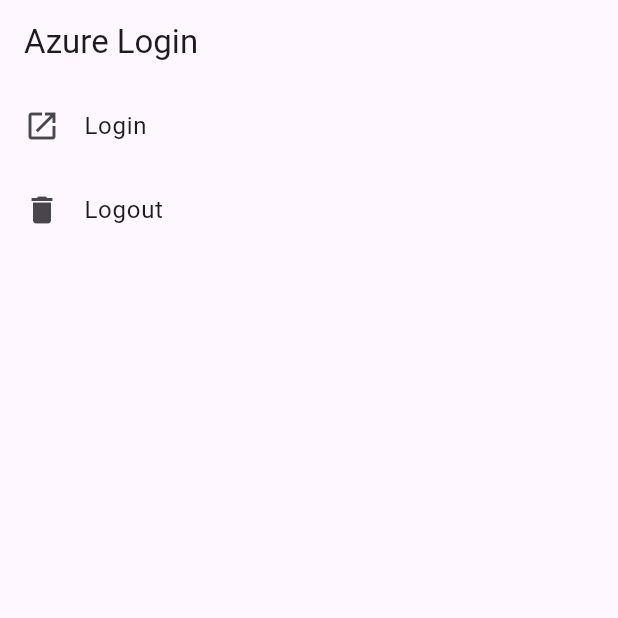
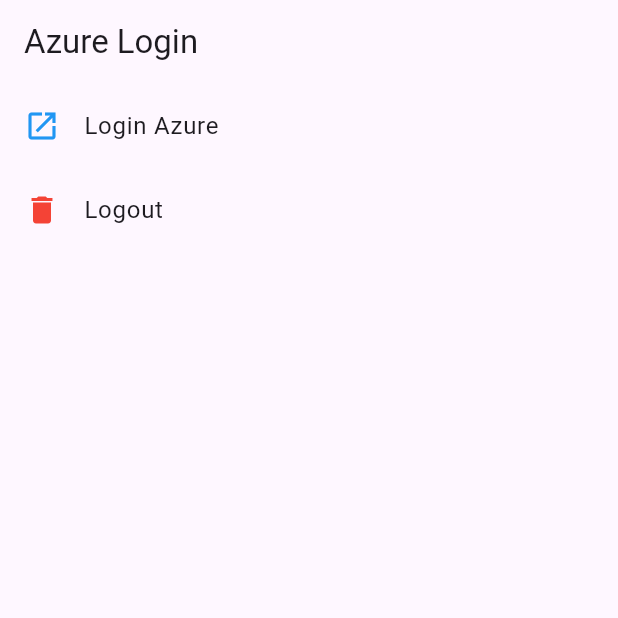
Before and after one commit to Gayathri-kt/kewaunee, a Flutter app: the screen it shows after launch, on a phone screen of 412 x 824 dp, the top half of it. Run offline on Flutter 3.47's test engine with Material 3 defaults, Android fonts, the phone set to English and light mode, and no system bars; our stand-ins replace get, image_gallery_saver, logger, permission_handler, shared_preferences, signature; missing offline and left inert: aad_oauth.

Commit message:
# Github deploy check

```diff
--- a/lib/main.dart
+++ b/lib/main.dart
@@ -82,15 +82,15 @@
         child: ListView(
           children: <Widget>[
             ListTile(
-              leading: const Icon(Icons.launch),
-              title: const Text('Login'),
+              leading: const Icon(Icons.launch,color: Colors.blue,),
+              title: const Text('Login Azure'),
               onTap: () {
                 login(context);
               },
             ),
 
             ListTile(
-              leading: const Icon(Icons.delete),
+              leading: const Icon(Icons.delete, color: Colors.red),
               title: const Text('Logout'),
               onTap: () {
                 // Navigator.pushNamed(context, '/sign');
```
